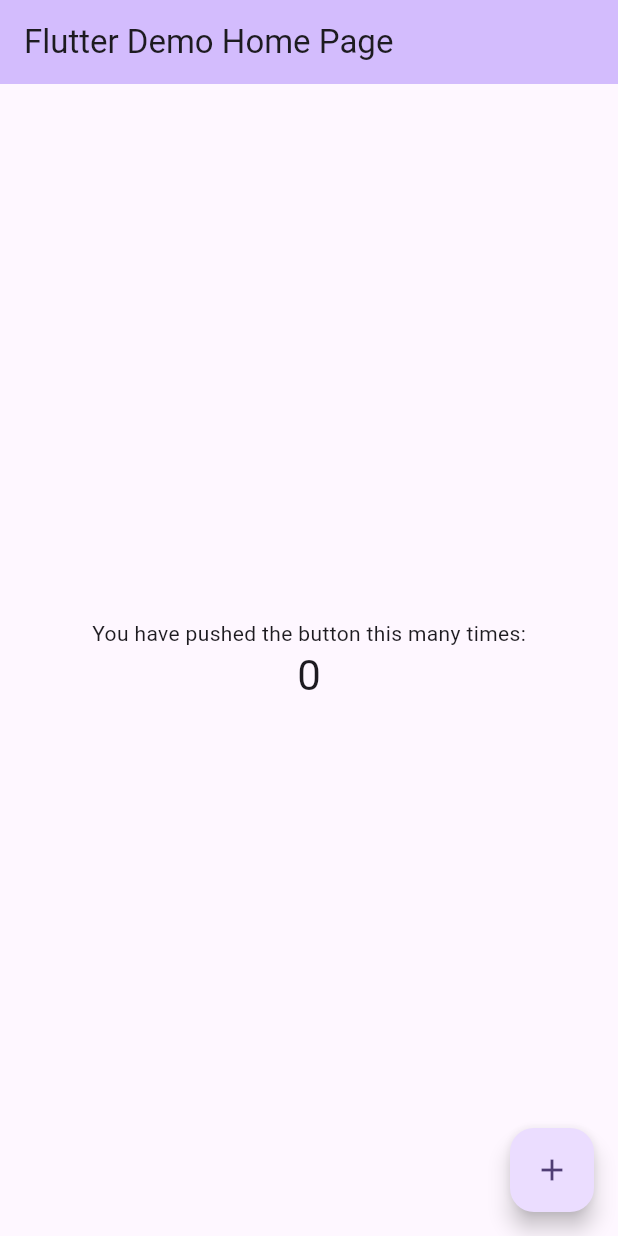
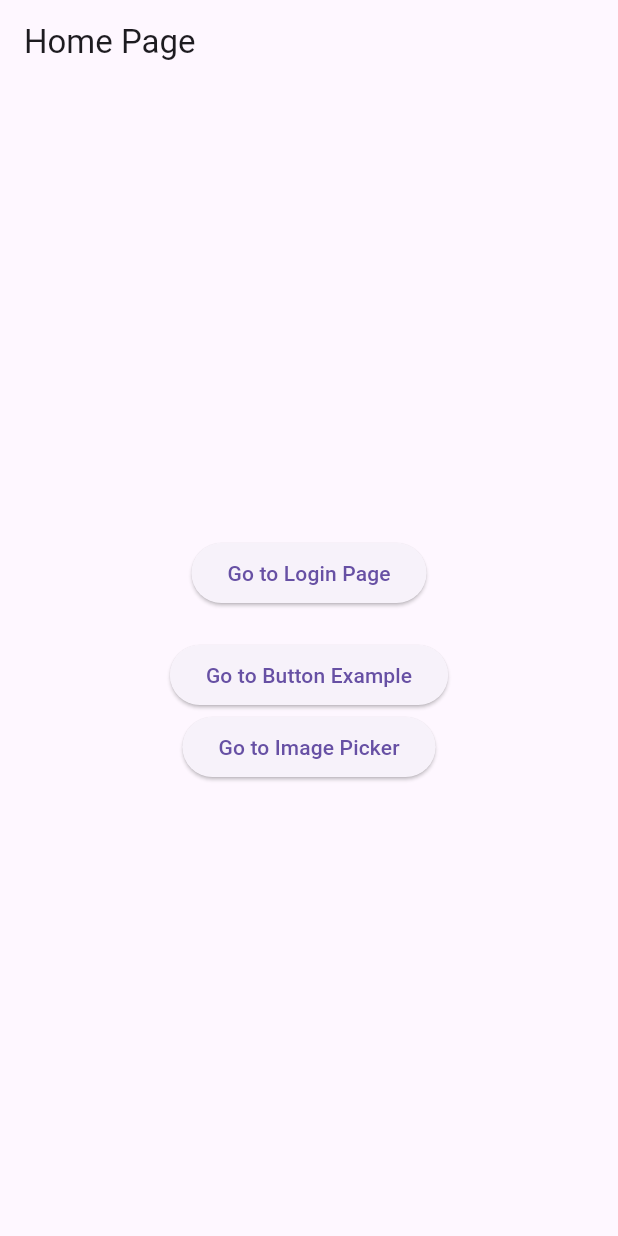
Before and after one commit to spartcus0007/flutter, a Flutter app: the screen it shows after launch, on a phone screen of 412 x 824 dp. Run offline on Flutter 3.47's test engine with Material 3 defaults, Android fonts, the phone set to English and light mode, and no system bars; our stand-ins replace google_fonts, image_picker.

Commit message:
flutter image picker

```diff
--- /dev/null
+++ b/lib/image_picker_page.dart
@@ -0,0 +1,53 @@
+
+import 'dart:io';
+import 'package:flutter/material.dart';
+import 'package:image_picker/image_picker.dart';
+
+class ImagePickerPage extends StatefulWidget {
+  const ImagePickerPage({Key? key}) : super(key: key);
+
+  @override
+  State<ImagePickerPage> createState() => _ImagePickerPageState();
+}
+
+class _ImagePickerPageState extends State<ImagePickerPage> {
+  File? _image;
+  final ImagePicker _picker = ImagePicker();
+
+  Future<void> _pickImage(ImageSource source) async {
+    final XFile? pickedFile = await _picker.pickImage(source: source);
+    if (pickedFile != null) {
+      setState(() {
+        _image = File(pickedFile.path);
+      });
+    }
+  }
+
+  @override
+  Widget build(BuildContext context) {
+    return Scaffold(
+      appBar: AppBar(title: const Text('Image Picker')),
+      body: Center(
+        child: Column(
+          mainAxisAlignment: MainAxisAlignment.center,
+          children: [
+            _image != null
+                ? Image.file(_image!, height: 200)
+                : const Text('No image selected.'),
+            const SizedBox(height: 20),
+            ElevatedButton.icon(
+              onPressed: () => _pickImage(ImageSource.gallery),
+              icon: const Icon(Icons.photo),
+              label: const Text('Pick from Gallery'),
+            ),
+            ElevatedButton.icon(
+              onPressed: () => _pickImage(ImageSource.camera),
+              icon: const Icon(Icons.camera_alt),
+              label: const Text('Take a Photo'),
+            ),
+          ],
+        ),
+      ),
+    );
+  }
+}
--- a/lib/login.dart
+++ b/lib/login.dart
@@ -1,21 +1,7 @@
 import 'package:flutter/material.dart';
 import 'package:google_fonts/google_fonts.dart';
 
-void main() {
-  runApp(const TradeBarelApp());
-}
 
-class TradeBarelApp extends StatelessWidget {
-  const TradeBarelApp({Key? key}) : super(key: key);
-
-  @override
-  Widget build(BuildContext context) {
-    return MaterialApp(
-      debugShowCheckedModeBanner: false,
-      home: const LoginPage(),
-    );
-  }
-}
 
 class LoginPage extends StatelessWidget {
   const LoginPage({Key? key}) : super(key: key);
--- a/lib/main.dart
+++ b/lib/main.dart
@@ -1,122 +1,65 @@
 import 'package:flutter/material.dart';
+import 'login.dart';
+import 'buttons.dart';
+import 'image_picker_page.dart';
 
 void main() {
-  runApp(const MyApp());
+  runApp(MyApp());
 }
 
 class MyApp extends StatelessWidget {
-  const MyApp({super.key});
-
-  // This widget is the root of your application.
   @override
   Widget build(BuildContext context) {
     return MaterialApp(
-      title: 'Flutter Demo',
+      title: 'Flutter App',
       theme: ThemeData(
-        // This is the theme of your application.
-        //
-        // TRY THIS: Try running your application with "flutter run". You'll see
-        // the application has a purple toolbar. Then, without quitting the app,
-        // try changing the seedColor in the colorScheme below to Colors.green
-        // and then invoke "hot reload" (save your changes or press the "hot
-        // reload" button in a Flutter-supported IDE, or press "r" if you used
-        // the command line to start the app).
-        //
-        // Notice that the counter didn't reset back to zero; the application
-        // state is not lost during the reload. To reset the state, use hot
-        // restart instead.
-        //
-        // This works for code too, not just values: Most code changes can be
-        // tested with just a hot reload.
-        colorScheme: ColorScheme.fromSeed(seedColor: Colors.deepPurple),
+        primarySwatch: Colors.blue,
       ),
-      home: const MyHomePage(title: 'Flutter Demo Home Page'),
+      home: HomePage(),  // Set HomePage as the initial page
     );
   }
 }
 
-class MyHomePage extends StatefulWidget {
-  const MyHomePage({super.key, required this.title});
-
-  // This widget is the home page of your application. It is stateful, meaning
-  // that it has a State object (defined below) that contains fields that affect
-  // how it looks.
-
-  // This class is the configuration for the state. It holds the values (in this
-  // case the title) provided by the parent (in this case the App widget) and
-  // used by the build method of the State. Fields in a Widget subclass are
-  // always marked "final".
-
-  final String title;
-
-  @override
-  State<MyHomePage> createState() => _MyHomePageState();
-}
-
-class _MyHomePageState extends State<MyHomePage> {
-  int _counter = 0;
-
-  void _incrementCounter() {
-    setState(() {
-      // This call to setState tells the Flutter framework that something has
-      // changed in this State, which causes it to rerun the build method below
-      // so that the display can reflect the updated values. If we changed
-      // _counter without calling setState(), then the build method would not be
-      // called again, and so nothing would appear to happen.
-      _counter++;
-    });
-  }
-
+class HomePage extends StatelessWidget {
   @override
   Widget build(BuildContext context) {
-    // This method is rerun every time setState is called, for instance as done
-    // by the _incrementCounter method above.
-    //
-    // The Flutter framework has been optimized to make rerunning build methods
-    // fast, so that you can just rebuild anything that needs updating rather
-    // than having to individually change instances of widgets.
     return Scaffold(
-      appBar: AppBar(
-        // TRY THIS: Try changing the color here to a specific color (to
-        // Colors.amber, perhaps?) and trigger a hot reload to see the AppBar
-        // change color while the other colors stay the same.
-        backgroundColor: Theme.of(context).colorScheme.inversePrimary,
-        // Here we take the value from the MyHomePage object that was created by
-        // the App.build method, and use it to set our appbar title.
-        title: Text(widget.title),
-      ),
+      appBar: AppBar(title: Text('Home Page')),
       body: Center(
-        // Center is a layout widget. It takes a single child and positions it
-        // in the middle of the parent.
         child: Column(
-          // Column is also a layout widget. It takes a list of children and
-          // arranges them vertically. By default, it sizes itself to fit its
-          // children horizontally, and tries to be as tall as its parent.
-          //
-          // Column has various properties to control how it sizes itself and
-          // how it positions its children. Here we use mainAxisAlignment to
-          // center the children vertically; the main axis here is the vertical
-          // axis because Columns are vertical (the cross axis would be
-          // horizontal).
-          //
-          // TRY THIS: Invoke "debug painting" (choose the "Toggle Debug Paint"
-          // action in the IDE, or press "p" in the console), to see the
-          // wireframe for each widget.
           mainAxisAlignment: MainAxisAlignment.center,
-          children: <Widget>[
-            const Text('You have pushed the button this many times:'),
-            Text(
-              '$_counter',
-              style: Theme.of(context).textTheme.headlineMedium,
+          children:[
+            ElevatedButton(
+              onPressed: () {
+                Navigator.push(
+                  context,
+                  MaterialPageRoute(builder: (context) => LoginPage()),
+                );
+              },
+              child: Text('Go to Login Page'),
+            ),
+            SizedBox(height: 20),
+            ElevatedButton(
+              onPressed: () {
+                Navigator.push(
+                  context,
+                  MaterialPageRoute(builder: (context) => ButtonExample()),
+                );
+              },
+              child: Text('Go to Button Example'),
+            ),
+            ElevatedButton(
+              onPressed: () {
+                Navigator.push(
+                  context,
+                  MaterialPageRoute(builder: (context) => ImagePickerPage()),
+                );
+              },
+              child: Text('Go to Image Picker'),
             ),
           ],
         ),
       ),
-      floatingActionButton: FloatingActionButton(
-        onPressed: _incrementCounter,
-        tooltip: 'Increment',
-        child: const Icon(Icons.add),
-      ), // This trailing comma makes auto-formatting nicer for build methods.
     );
   }
 }
--- a/pubspec.yaml
+++ b/pubspec.yaml
@@ -32,6 +32,8 @@ dependencies:
     sdk: flutter
 
   google_fonts: ^6.1.0 # use latest version
+
+  image_picker: 1.1.2
 
   # The following adds the Cupertino Icons font to your application.
   # Use with the CupertinoIcons class for iOS style icons.
```
Also changed, not shown: lib/buttons.dart (+0 -11 lines), pubspec.lock, 3 other files.
